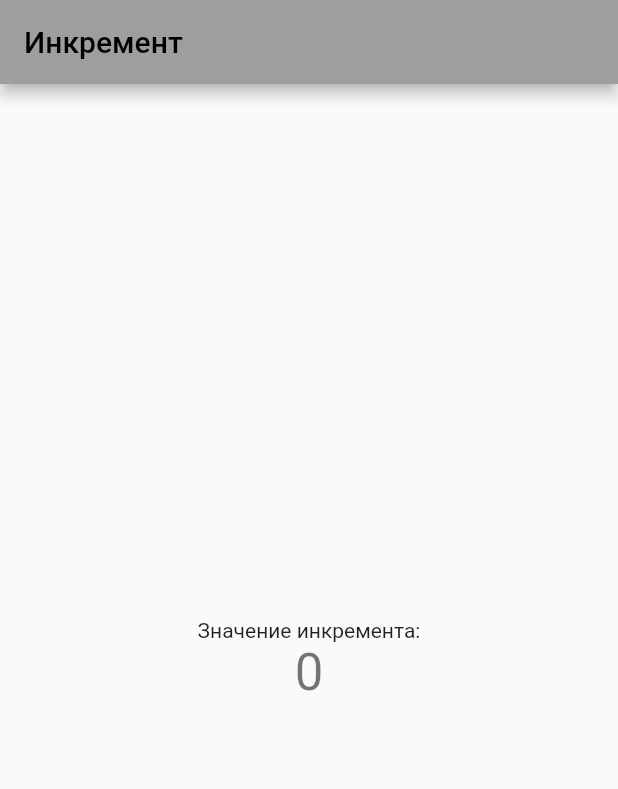
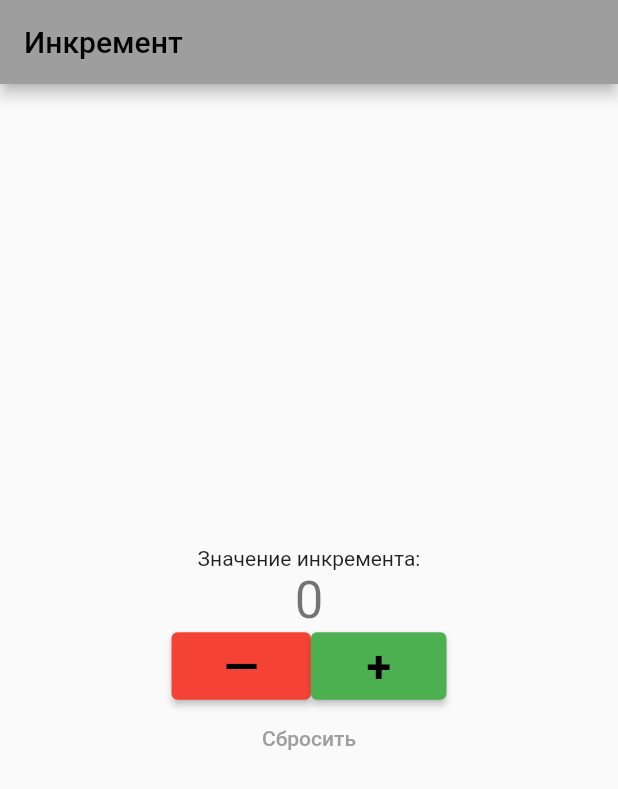
Before and after one commit to Rexbint/Lab2, a Flutter app: the screen it shows after launch, on a phone screen of 412 x 824 dp. Shown: the top 789 px of the screen. Run offline on Flutter 3.47's test engine with Material 2 defaults, Android fonts, the phone set to English and light mode, and no system bars.

Commit message:
Comleted the task

```diff
--- a/lab2/lib/main.dart
+++ b/lab2/lib/main.dart
@@ -62,6 +62,12 @@ class _MyHomePageState extends State<MyHomePage> {
     });
   }
 
+  void _resetCounter() {
+    setState(() {
+      _counter = 0;
+    });
+  }
+
   @override
   Widget build(BuildContext context) {
     // This method is rerun every time setState is called, for instance as done
@@ -80,20 +86,6 @@ class _MyHomePageState extends State<MyHomePage> {
         // Center is a layout widget. It takes a single child and positions it
         // in the middle of the parent.
         child: Column(
-          // Column is also a layout widget. It takes a list of children and
-          // arranges them vertically. By default, it sizes itself to fit its
-          // children horizontally, and tries to be as tall as its parent.
-          //
-          // Invoke "debug painting" (press "p" in the console, choose the
-          // "Toggle Debug Paint" action from the Flutter Inspector in Android
-          // Studio, or the "Toggle Debug Paint" command in Visual Studio Code)
-          // to see the wireframe for each widget.
-          //
-          // Column has various properties to control how it sizes itself and
-          // how it positions its children. Here we use mainAxisAlignment to
-          // center the children vertically; the main axis here is the vertical
-          // axis because Columns are vertical (the cross axis would be
-          // horizontal).
           mainAxisAlignment: MainAxisAlignment.center,
           children: <Widget>[
             const Text(
@@ -103,17 +95,35 @@ class _MyHomePageState extends State<MyHomePage> {
               '$_counter',
               style: Theme.of(context).textTheme.headline4,
             ),
+            Row(
+              mainAxisAlignment: MainAxisAlignment.center,
+              children: <Widget>[
+                ElevatedButton(
+                  child: Text('—'),
+                  onPressed: _decrementCounter,
+                  style: ElevatedButton.styleFrom(
+                      primary: Colors.red,
+                      padding:
+                          EdgeInsets.symmetric(horizontal: 35, vertical: 5),
+                      textStyle:
+                          TextStyle(fontSize: 30, fontWeight: FontWeight.bold)),
+                ),
+                ElevatedButton(
+                  child: Text('+'),
+                  onPressed: _incrementCounter,
+                  style: ElevatedButton.styleFrom(
+                      primary: Colors.green,
+                      padding:
+                          EdgeInsets.symmetric(horizontal: 37, vertical: 5),
+                      textStyle:
+                          TextStyle(fontSize: 30, fontWeight: FontWeight.bold)),
+                ),
+              ],
+            ),
+            TextButton(onPressed: _resetCounter, child: Text("Сбросить")),
           ],
         ),
       ),
-      floatingActionButtonLocation: FloatingActionButtonLocation.(
-        on
-      ),
-      // floatingActionButton: FloatingActionButton(
-      //   onPressed: _incrementCounter,
-      //   tooltip: 'Инкремент',
-      //   child: const Icon(Icons.add),
-      // ), // This trailing comma makes auto-formatting nicer for build methods.
     );
   }
 }
```
